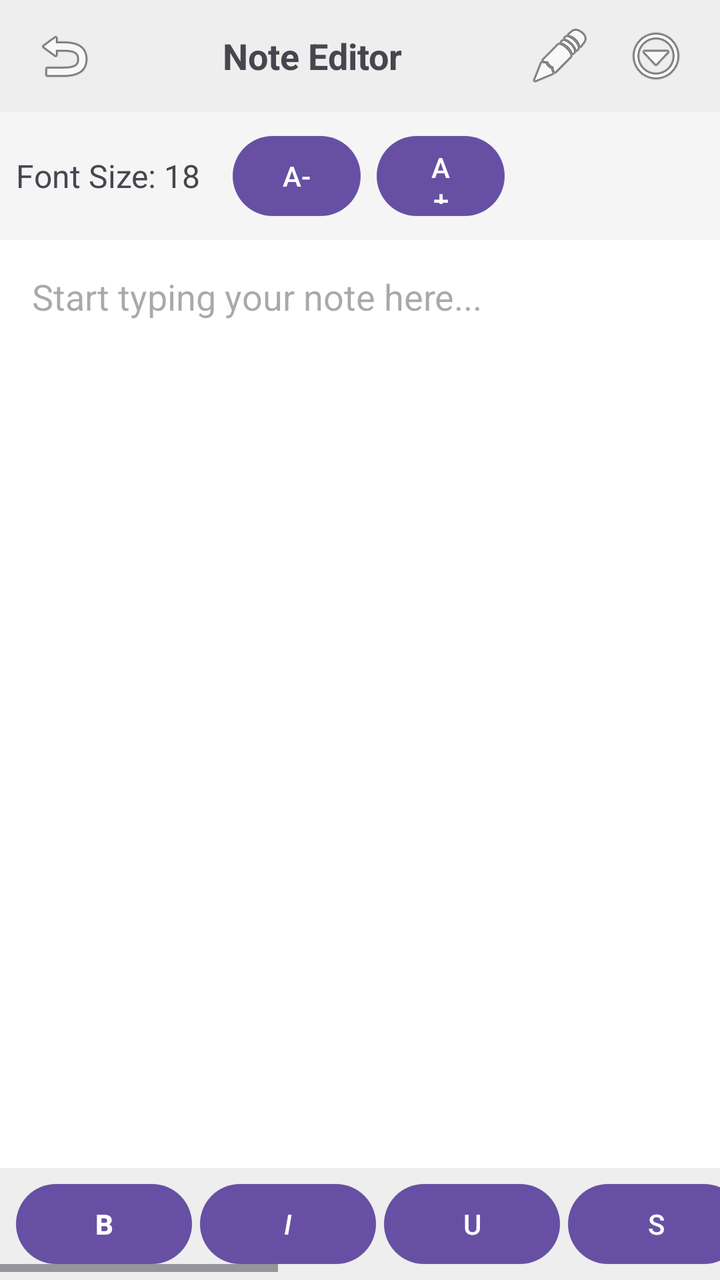
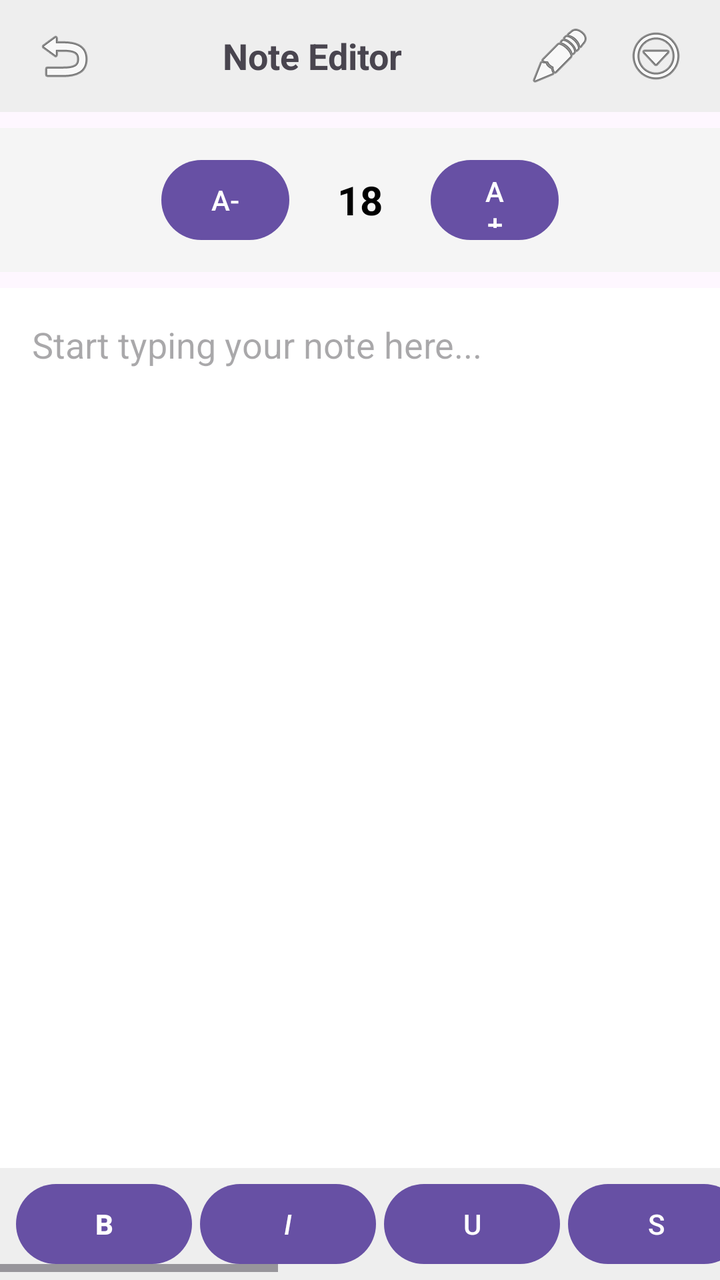

Compare the two renders of this Android layout. The source of the first and the diff that turns it into the second are given below.
<!-- AndroidManifest.xml: application theme Theme.VITeacherToolkit -->
<!-- res/layout/activity_note_editor.xml -->
<?xml version="1.0" encoding="utf-8"?>
<LinearLayout xmlns:android="http://schemas.android.com/apk/res/android"
    android:layout_width="match_parent"
    android:layout_height="match_parent"
    android:orientation="vertical">

    
    <LinearLayout
        android:layout_width="match_parent"
        android:layout_height="56dp"
        android:orientation="horizontal"
        android:gravity="center_vertical"
        android:paddingHorizontal="8dp"
        android:background="#EEEEEE">

        <ImageButton
            android:id="@+id/btnBack"
            android:layout_width="48dp"
            android:layout_height="48dp"
            android:src="@android:drawable/ic_menu_revert"
            android:background="?android:attr/selectableItemBackground"
            android:contentDescription="Go back"
            android:importantForAccessibility="yes"/>

        <TextView
            android:layout_width="0dp"
            android:layout_weight="1"
            android:layout_height="wrap_content"
            android:text="Note Editor"
            android:textSize="18sp"
            android:textStyle="bold"
            android:gravity="center"
            android:accessibilityHeading="true"
            android:importantForAccessibility="yes"/>

        <ImageButton
            android:id="@+id/btnAdvancedEdit"
            android:layout_width="48dp"
            android:layout_height="48dp"
            android:src="@android:drawable/ic_menu_edit"
            android:background="?android:attr/selectableItemBackground"
            android:contentDescription="Open advanced edit mode screen"
            android:importantForAccessibility="yes"/>

        <ImageButton
            android:id="@+id/btnMoreOptions"
            android:layout_width="48dp"
            android:layout_height="48dp"
            android:src="@android:drawable/ic_menu_more"
            android:background="?android:attr/selectableItemBackground"
            android:contentDescription="More options"
            android:importantForAccessibility="yes"/>

    </LinearLayout>

    
    <LinearLayout
        android:layout_width="match_parent"
        android:layout_height="wrap_content"
        android:orientation="horizontal"
        android:gravity="center_vertical"
        android:padding="8dp"
        android:background="#F5F5F5">

        <TextView
            android:id="@+id/tvFontSizeLabel"
            android:layout_width="wrap_content"
            android:layout_height="wrap_content"
            android:text="Font Size: 18"
            android:textSize="16sp"
            android:layout_marginEnd="16dp"
            android:importantForAccessibility="yes"/>

        <Button
            android:id="@+id/btnDecreaseFontSize"
            android:layout_width="64dp"
            android:layout_height="48dp"
            android:text="A-"
            android:contentDescription="Decrease font size"
            android:layout_marginEnd="8dp"
            android:importantForAccessibility="yes"/>

        <Button
            android:id="@+id/btnIncreaseFontSize"
            android:layout_width="64dp"
            android:layout_height="48dp"
            android:text="A+"
            android:contentDescription="Increase font size"
            android:importantForAccessibility="yes"/>

    </LinearLayout>

    
    <EditText
        android:id="@+id/etNoteContent"
        android:layout_width="match_parent"
        android:layout_height="0dp"
        android:layout_weight="1"
        android:gravity="top|start"
        android:padding="16dp"
        android:background="@android:color/white"
        android:hint="Start typing your note here..."
        android:textSize="18sp"
        android:inputType="textMultiLine"
        android:scrollbars="vertical"
        android:contentDescription="Note writing area"
        android:importantForAccessibility="yes"/>

    
    <HorizontalScrollView
        android:layout_width="match_parent"
        android:layout_height="wrap_content"
        android:background="#EEEEEE"
        android:paddingVertical="4dp"
        android:scrollbars="horizontal">

        <LinearLayout
            android:layout_width="wrap_content"
            android:layout_height="48dp"
            android:orientation="horizontal"
            android:paddingHorizontal="8dp"
            android:gravity="center_vertical">

            <Button
                android:id="@+id/btnBold"
                android:layout_width="wrap_content"
                android:layout_height="48dp"
                android:text="B"
                android:textStyle="bold"
                android:contentDescription="Bold"
                android:layout_marginEnd="4dp"
                android:importantForAccessibility="yes"/>

            <Button
                android:id="@+id/btnItalic"
                android:layout_width="wrap_content"
                android:layout_height="48dp"
                android:text="I"
                android:textStyle="italic"
                android:contentDescription="Italic"
                android:layout_marginEnd="4dp"
                android:importantForAccessibility="yes"/>

            <Button
                android:id="@+id/btnUnderline"
                android:layout_width="wrap_content"
                android:layout_height="48dp"
                android:text="U"
                android:contentDescription="Underline"
                android:layout_marginEnd="4dp"
                android:importantForAccessibility="yes"/>

            <Button
                android:id="@+id/btnStrikethrough"
                android:layout_width="wrap_content"
                android:layout_height="48dp"
                android:text="S"
                android:contentDescription="Strikethrough"
                android:layout_marginEnd="4dp"
                android:importantForAccessibility="yes"/>

            <Button
                android:id="@+id/btnHighlight"
                android:layout_width="wrap_content"
                android:layout_height="48dp"
                android:text="High"
                android:contentDescription="Highlight"
                android:layout_marginEnd="4dp"
                android:importantForAccessibility="yes"/>

            <Button
                android:id="@+id/btnTextColor"
                android:layout_width="wrap_content"
                android:layout_height="48dp"
                android:text="Color"
                android:contentDescription="Text color"
                android:layout_marginEnd="4dp"
                android:importantForAccessibility="yes"/>

            <Button
                android:id="@+id/btnBulletList"
                android:layout_width="wrap_content"
                android:layout_height="48dp"
                android:text="• List"
                android:contentDescription="Bullet list"
                android:layout_marginEnd="4dp"
                android:importantForAccessibility="yes"/>

            <Button
                android:id="@+id/btnNumberedList"
                android:layout_width="wrap_content"
                android:layout_height="48dp"
                android:text="1. List"
                android:contentDescription="Numbered list"
                android:layout_marginEnd="4dp"
                android:importantForAccessibility="yes"/>

            <Button
                android:id="@+id/btnAlignment"
                android:layout_width="wrap_content"
                android:layout_height="48dp"
                android:text="Align"
                android:contentDescription="Text alignment"
                android:layout_marginEnd="4dp"
                android:importantForAccessibility="yes"/>

            <Button
                android:id="@+id/btnAllCaps"
                android:layout_width="wrap_content"
                android:layout_height="48dp"
                android:text="Case"
                android:contentDescription="Change case"
                android:importantForAccessibility="yes"/>

        </LinearLayout>

    </HorizontalScrollView>

</LinearLayout>
<!-- resources referenced by this layout -->
<resources>
  <style name="Theme.VITeacherToolkit" parent="Base.Theme.VITeacherToolkit" />
  <style name="Base.Theme.VITeacherToolkit" parent="Theme.Material3.DayNight.NoActionBar">
          
          
      </style>
</resources>

<!-- the commit's change to res/layout/activity_note_editor.xml (unified diff, before → after) -->
@@ -58,26 +58,30 @@
         android:layout_width="match_parent"
         android:layout_height="wrap_content"
         android:orientation="horizontal"
-        android:gravity="center_vertical"
-        android:padding="8dp"
+        android:gravity="center"
+        android:padding="12dp"
+        android:layout_marginTop="8dp"
+        android:layout_marginBottom="8dp"
         android:background="#F5F5F5">
+
+        <Button
+            android:id="@+id/btnDecreaseFontSize"
+            android:layout_width="64dp"
+            android:layout_height="48dp"
+            android:text="A-"
+            android:contentDescription="Decrease font size"
+            android:layout_marginEnd="24dp"
+            android:importantForAccessibility="yes"/>
 
         <TextView
             android:id="@+id/tvFontSizeLabel"
             android:layout_width="wrap_content"
             android:layout_height="wrap_content"
-            android:text="Font Size: 18"
-            android:textSize="16sp"
-            android:layout_marginEnd="16dp"
-            android:importantForAccessibility="yes"/>
-
-        <Button
-            android:id="@+id/btnDecreaseFontSize"
-            android:layout_width="64dp"
-            android:layout_height="48dp"
-            android:text="A-"
-            android:contentDescription="Decrease font size"
-            android:layout_marginEnd="8dp"
+            android:text="18"
+            android:textSize="20sp"
+            android:textStyle="bold"
+            android:textColor="@android:color/black"
+            android:layout_marginEnd="24dp"
             android:importantForAccessibility="yes"/>
 
         <Button
